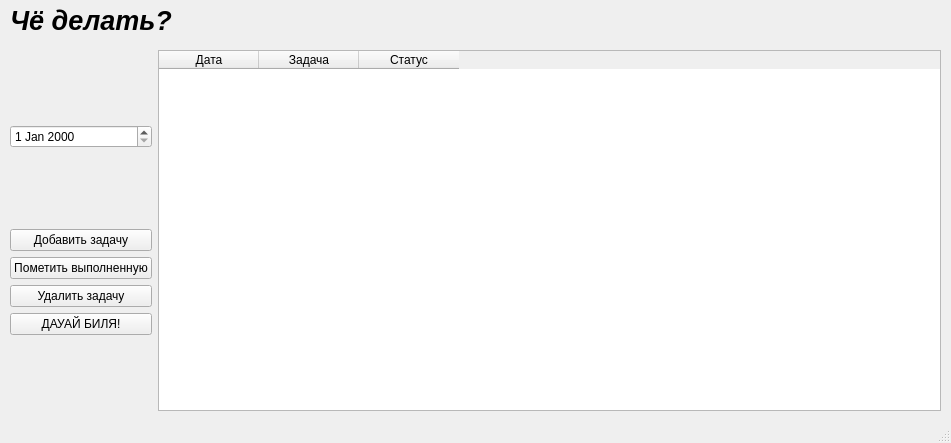
brawlstars7069-sys/skibidi-list, file mainwindow.ui: the form before one commit.
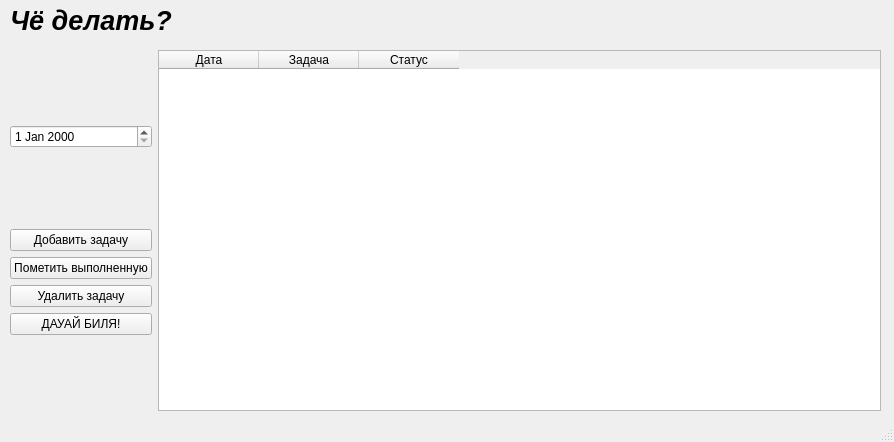
The form after the commit.

```diff
--- a/mainwindow.ui
+++ b/mainwindow.ui
@@ -6,8 +6,8 @@
    <rect>
     <x>0</x>
     <y>0</y>
-    <width>951</width>
-    <height>443</height>
+    <width>894</width>
+    <height>442</height>
    </rect>
   </property>
   <property name="windowTitle">
@@ -39,7 +39,7 @@
      <rect>
       <x>10</x>
       <y>50</y>
-      <width>931</width>
+      <width>871</width>
       <height>361</height>
      </rect>
     </property>
```
Left out of the diff: 2 changed lines with no effect on the pictures.
